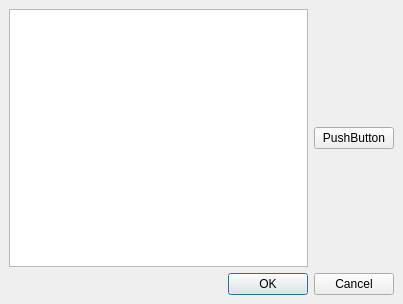
Above: src/requesteditor.ui from DarkHunteR73/search_engine before the change. Below: the same form after it.
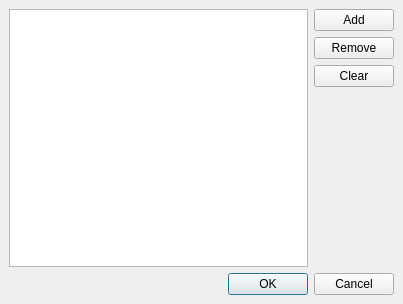
That is the form after the change.

Commit message: requesteditor in process

```diff
--- a/src/requesteditor.ui
+++ b/src/requesteditor.ui
@@ -24,15 +24,62 @@
     <item>
      <layout class="QHBoxLayout" name="horizontalLayout_2">
       <item>
-       <widget class="QListWidget" name="listWidget"/>
-      </item>
-      <item>
-       <widget class="QPushButton" name="pushButton">
-        <property name="text">
-         <string>PushButton</string>
+       <widget class="QListWidget" name="listWidget">
+        <property name="selectionMode">
+         <enum>QAbstractItemView::ContiguousSelection</enum>
+        </property>
+        <property name="selectionRectVisible">
+         <bool>true</bool>
         </property>
        </widget>
       </item>
+      <item>
+       <layout class="QVBoxLayout" name="verticalLayout_3">
+        <property name="leftMargin">
+         <number>0</number>
+        </property>
+        <property name="topMargin">
+         <number>0</number>
+        </property>
+        <property name="rightMargin">
+         <number>0</number>
+        </property>
+        <item>
+         <widget class="QPushButton" name="addButton">
+          <property name="text">
+           <string>Add</string>
+          </property>
+         </widget>
+        </item>
+        <item>
+         <widget class="QPushButton" name="removeButton">
+          <property name="text">
+           <string>Remove</string>
+          </property>
+         </widget>
+        </item>
+        <item>
+         <widget class="QPushButton" name="clearButton">
+          <property name="text">
+           <string>Clear</string>
+          </property>
+         </widget>
+        </item>
+        <item>
+         <spacer name="verticalSpacer">
+          <property name="orientation">
+           <enum>Qt::Vertical</enum>
+          </property>
+          <property name="sizeHint" stdset="0">
+           <size>
+            <width>20</width>
+            <height>40</height>
+           </size>
+          </property>
+         </spacer>
+        </item>
+       </layout>
+      </item>
      </layout>
     </item>
     <item>
```
Left out of the diff: 57 changed lines with no effect on the pictures. The commit also changes 3 other files.
